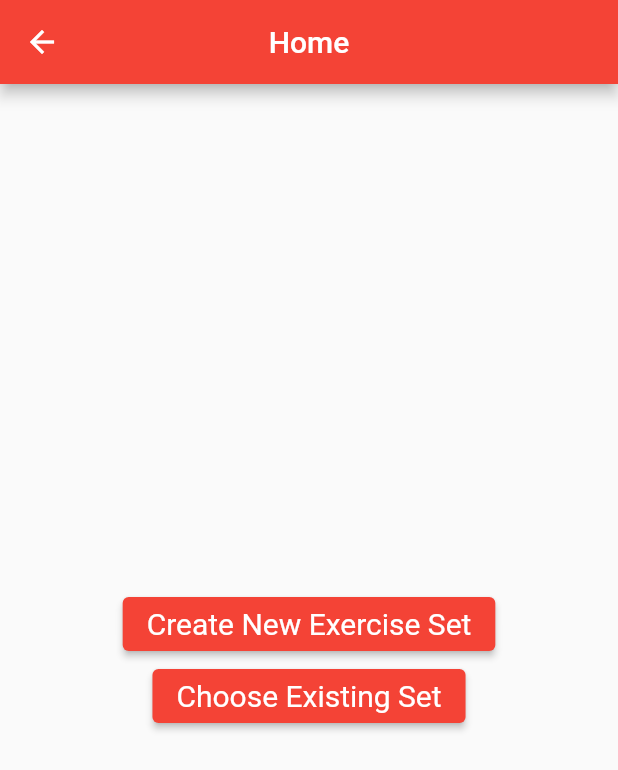
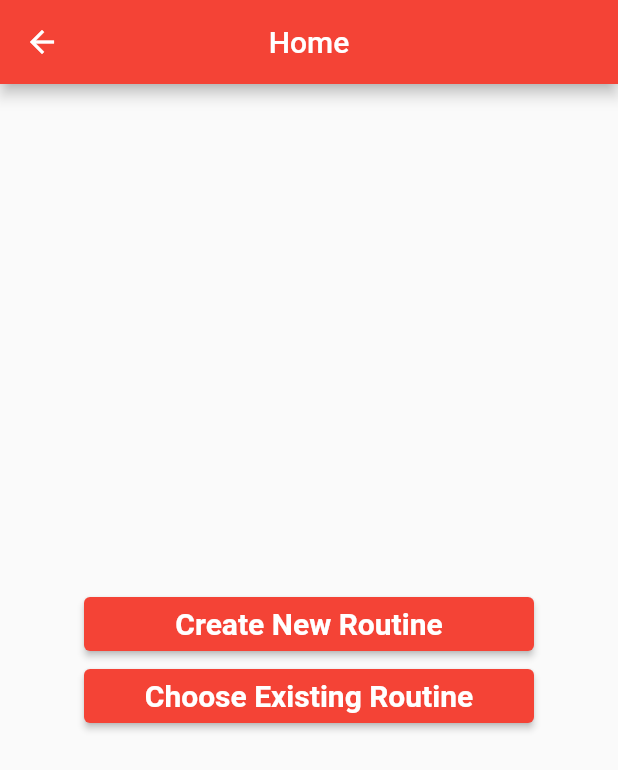
Before and after one commit to aporria/FitBuddy, a Flutter app: the HomePage screen opened directly, on a phone screen of 412 x 824 dp. Shown: the top 770 px of the screen. Run offline on Flutter 3.47's test engine with Material 2 defaults, Android fonts, the phone set to English and light mode, and no system bars.

Commit message:
Simple fixes

```diff
--- a/lib/edit_set.dart
+++ b/lib/edit_set.dart
@@ -1,24 +1,7 @@
 import 'package:fit_buddy/existing_set.dart';
 import 'package:flutter/material.dart';
 
-void main() {
-  runApp(const MyApp());
-}
-
-class MyApp extends StatelessWidget {
-  const MyApp({Key? key}) : super(key: key);
-
-  @override
-  Widget build(BuildContext context) {
-    return MaterialApp(
-      title: 'FitBuddy',
-      theme: ThemeData(
-        primarySwatch: Colors.red,
-      ),
-      home: const EditSet(title: 'Edit Set'),
-    );
-  }
-}
+import 'new_set.dart';
 
 class EditSet extends StatefulWidget {
   const EditSet({Key? key, required this.title}) : super(key: key);
@@ -49,7 +32,7 @@ class _EditSetState extends State<EditSet> {
               onPressed: () {
                 //todo code
               },
-              child: const Text('Name of set'),
+              child: const Text('Name of exercise'),
             ),
             ElevatedButton(
               style: style,
@@ -79,7 +62,7 @@ class _EditSetState extends State<EditSet> {
         onPressed: () {
           Navigator.push(
             context,
-            MaterialPageRoute(builder: (context) => const ExistingSets(title: 'Existing Set')),
+            MaterialPageRoute(builder: (context) => const NewSet(title: 'New Routine')),
           );
         },
         child: const Text('Finish')
--- a/lib/existing_set.dart
+++ b/lib/existing_set.dart
@@ -1,25 +1,6 @@
 import 'package:fit_buddy/start_set.dart';
 import 'package:flutter/material.dart';
 import 'edit_set.dart';
-
-void main() {
-  runApp(const MyApp());
-}
-
-class MyApp extends StatelessWidget {
-  const MyApp({Key? key}) : super(key: key);
-
-  @override
-  Widget build(BuildContext context) {
-    return MaterialApp(
-      title: 'FitBuddy',
-      theme: ThemeData(
-        primarySwatch: Colors.red,
-      ),
-      home: const ExistingSets(title: 'Existing Sets'),
-    );
-  }
-}
 
 class ExistingSets extends StatefulWidget {
   const ExistingSets({Key? key, required this.title}) : super(key: key);
@@ -96,7 +77,7 @@ class _ExistingSetsState extends State<ExistingSets> {
         onPressed: () {
           Navigator.push(
             context,
-            MaterialPageRoute(builder: (context) => const EditSet(title: 'Edit New Set',)),
+            MaterialPageRoute(builder: (context) => const EditSet(title: '',)),
           );
         },
         child: const Icon(Icons.add),
--- a/lib/home.dart
+++ b/lib/home.dart
@@ -1,25 +1,6 @@
 import 'package:flutter/material.dart';
 import 'new_set.dart';
 import 'existing_set.dart';
-
-void main() {
-  runApp(const MyApp());
-}
-
-class MyApp extends StatelessWidget {
-  const MyApp({Key? key}) : super(key: key);
-
-  @override
-  Widget build(BuildContext context) {
-    return MaterialApp(
-      title: 'FitBuddy',
-      theme: ThemeData(
-        primarySwatch: Colors.red,
-      ),
-      home: const HomePage(title: 'Home'),
-    );
-  }
-}
 
 class HomePage extends StatefulWidget {
   const HomePage({Key? key, required this.title}) : super(key: key);
@@ -45,25 +26,41 @@ class _HomePageState extends State<HomePage> {
         child: Column(
           mainAxisAlignment: MainAxisAlignment.center,
           children: <Widget>[
-            ElevatedButton(
+            SizedBox(
+              width: 300,
+              child: ElevatedButton(
                 style: style,
                 onPressed: () {
                   Navigator.push(
                     context,
-                  MaterialPageRoute(builder: (context) => const NewSet(title: 'New Set',)),
+                    MaterialPageRoute(builder: (context) => const NewSet(title: 'New Routine',)),
                   );
                 },
-              child: const Text('Create New Exercise Set'),
+                child: const Text(
+                    'Create New Routine',
+                  style: TextStyle(
+                    fontWeight: FontWeight.bold
+                  )
                 ),
-            ElevatedButton(
+              ),
+            ),
+            SizedBox(
+              width: 300,
+              child: ElevatedButton(
                 style: style,
                 onPressed: () {
                   Navigator.push(
                     context,
-                  MaterialPageRoute(builder: (context) => const ExistingSets(title: 'Existing Sets',)),
+                    MaterialPageRoute(builder: (context) => const ExistingSets(title: 'Existing Routines',)),
                   );
                 },
-              child: const Text('Choose Existing Set'),
+                child: const Text(
+                    'Choose Existing Routine',
+                  style: TextStyle(
+                      fontWeight: FontWeight.bold
+                  ),
+                ),
+              ),
             ),
           ],
         ),
--- a/lib/new_set.dart
+++ b/lib/new_set.dart
@@ -1,24 +1,5 @@
 import 'package:fit_buddy/edit_set.dart';
 import 'package:flutter/material.dart';
-
-void main() {
-  runApp(const MyApp());
-}
-
-class MyApp extends StatelessWidget {
-  const MyApp({Key? key}) : super(key: key);
-
-  @override
-  Widget build(BuildContext context) {
-    return MaterialApp(
-      title: 'FitBuddy',
-      theme: ThemeData(
-        primarySwatch: Colors.red,
-      ),
-      home: const NewSet(title: 'New Set'),
-    );
-  }
-}
 
 class NewSet extends StatefulWidget {
   const NewSet({Key? key, required this.title}) : super(key: key);
@@ -45,7 +26,7 @@ class _NewSetState extends State<NewSet> {
         onPressed: () {
           Navigator.push(
             context,
-            MaterialPageRoute(builder: (context) => const EditSet(title: 'Edit New Set',)),
+            MaterialPageRoute(builder: (context) => const EditSet(title: '',)),
           );
         },
         child: const Icon(Icons.add),
--- a/lib/start_set.dart
+++ b/lib/start_set.dart
@@ -1,23 +1,4 @@
 import 'package:flutter/material.dart';
-
-void main() {
-  runApp(const MyApp());
-}
-
-class MyApp extends StatelessWidget {
-  const MyApp({Key? key}) : super(key: key);
-
-  @override
-  Widget build(BuildContext context) {
-    return MaterialApp(
-      title: 'FitBuddy',
-      theme: ThemeData(
-        primarySwatch: Colors.red,
-      ),
-      home: const StartSetOne(title: 'Set 1'),
-    );
-  }
-}
 
 class StartSetOne extends StatefulWidget {
   const StartSetOne({Key? key, required this.title}) : super(key: key);
```
Also changed, not shown: lib/main.dart (renamed from lib/splash.dart, +8 -3 lines), 1 other file. Lines whose indentation alone changed are shown as unchanged.
